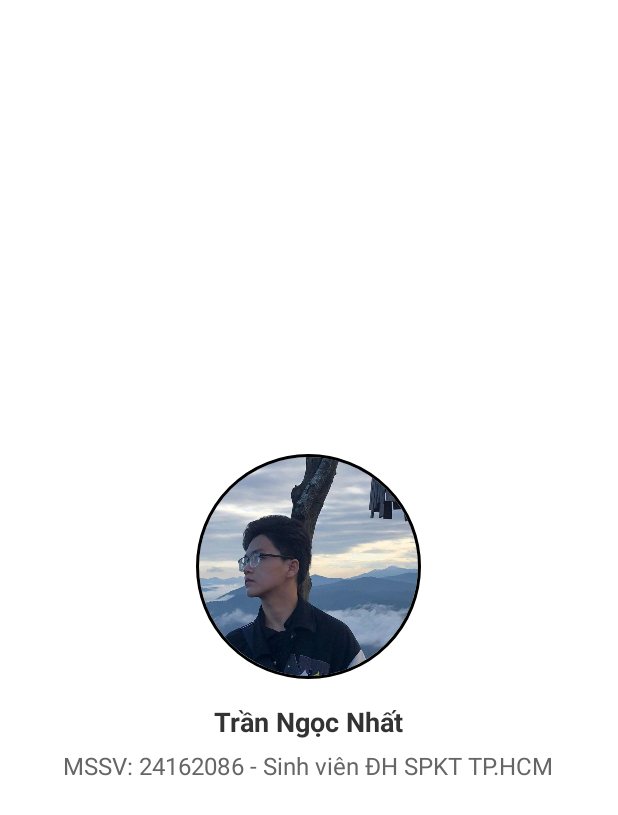
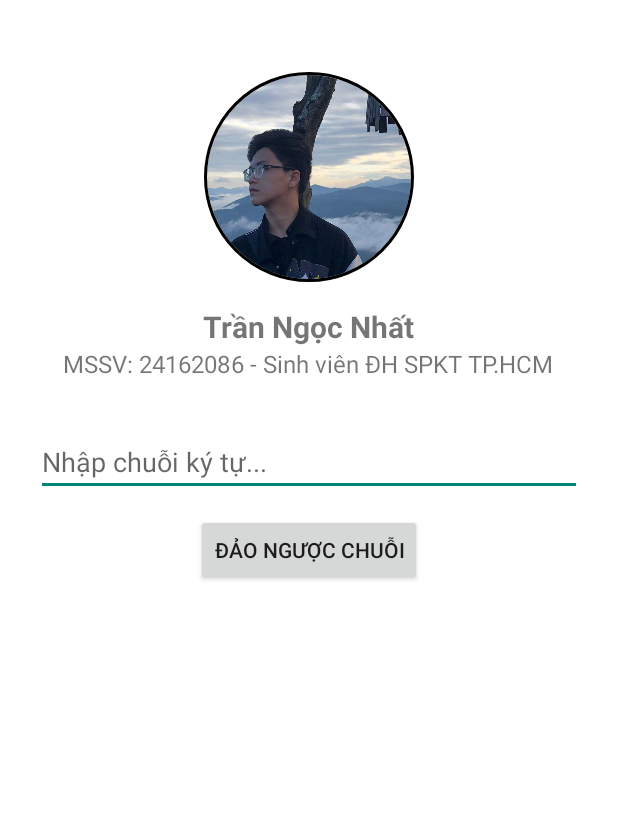
Before and after one commit to TngocNhut/Baitap01, an Android app: the screen it shows after launch (MainActivity), on a phone screen of 412 x 824 dp. Shown: the top 815 px of the screen. Run offline under Robolectric (Android 15) with nearby library versions, the phone set to English and light mode, and no system bars; our stand-ins replace CircleImageView.

Commit message:
Refactor activity_main.xml layout with ScrollView
Updated layout to include ScrollView and new UI elements.

```diff
--- a/Baitap01/app/src/main/res/layout/activity_main.xml
+++ b/Baitap01/app/src/main/res/layout/activity_main.xml
@@ -1,40 +1,67 @@
 <?xml version="1.0" encoding="utf-8"?>
-<LinearLayout xmlns:android="http://schemas.android.com/apk/res/android"
+<ScrollView xmlns:android="http://schemas.android.com/apk/res/android"
     xmlns:app="http://schemas.android.com/apk/res-auto"
+    xmlns:tools="http://schemas.android.com/tools"
+    android:layout_width="match_parent"
+    android:layout_height="match_parent"
+    android:background="#FFFFFF"
+    tools:context=".MainActivity">
+
+    <LinearLayout
+        android:layout_width="match_parent"
+        android:layout_height="wrap_content"
         android:orientation="vertical"
-    android:gravity="center"
-    android:background="#FFFFFF"
-    android:layout_width="match_parent"
-    android:layout_height="match_parent">
+        android:gravity="center_horizontal"
+        android:padding="24dp">
 
         <de.hdodenhof.circleimageview.CircleImageView
             android:id="@+id/profile_image"
-        android:layout_width="150dp"
-        android:layout_height="150dp"
-        android:layout_marginBottom="16dp"
+            android:layout_width="140dp"
+            android:layout_height="140dp"
+            android:layout_marginTop="24dp"
             android:src="@drawable/profile"
             app:civ_border_width="2dp"
-        app:civ_border_color="#FF000000">
-    </de.hdodenhof.circleimageview.CircleImageView>
+            app:civ_border_color="#000000" />
 
         <TextView
             android:id="@+id/tv_name"
             android:layout_width="wrap_content"
             android:layout_height="wrap_content"
             android:text="Trần Ngọc Nhất"
-        android:textSize="18sp"
-        android:textColor="#333333"
             android:textStyle="bold"
-        android:gravity="center" />
+            android:textSize="20sp"
+            android:layout_marginTop="16dp" />
 
         <TextView
             android:id="@+id/tv_info"
             android:layout_width="wrap_content"
             android:layout_height="wrap_content"
-        android:text="MSSV: 24162086 - Sinh viên ĐH SPKT TP.HCM"
+            android:text="MSSV: 24162086 - ĐH SPKT TPHCM"
             android:textSize="16sp"
-        android:textColor="#666666"
-        android:layout_marginTop="6dp"
-        android:gravity="center" />
+            android:layout_marginBottom="24dp" />
+
+        <EditText
+            android:id="@+id/edtInput"
+            android:layout_width="match_parent"
+            android:layout_height="wrap_content"
+            android:hint="Nhập chuỗi ký tự..."
+            android:inputType="text"
+            android:layout_marginTop="8dp" />
+
+        <Button
+            android:id="@+id/btnReverse"
+            android:layout_width="wrap_content"
+            android:layout_height="wrap_content"
+            android:text="Đảo ngược chuỗi"
+            android:layout_marginTop="12dp" />
+
+        <TextView
+            android:id="@+id/tvOutput"
+            android:layout_width="wrap_content"
+            android:layout_height="wrap_content"
+            android:text=""
+            android:textSize="18sp"
+            android:layout_marginTop="16dp" />
 
     </LinearLayout>
+</ScrollView>
```
Lines whose indentation alone changed are shown as unchanged.
